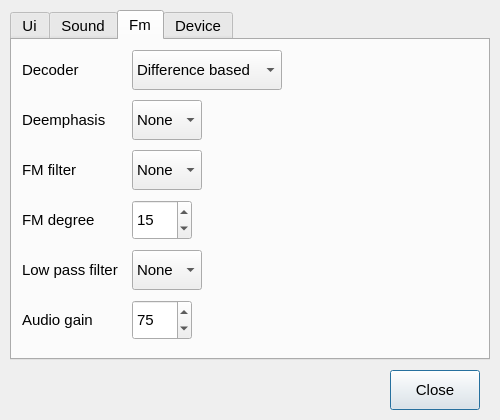
Before: the Qt Designer form settings.ui in marcogrecopriolo/guglielmo, drawn with Qt 5.
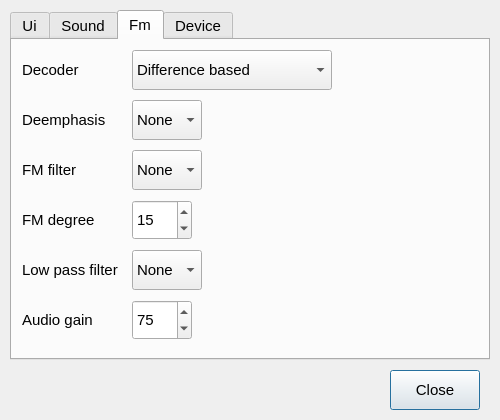
After: the same form once the commit is applied. The open tabs and pages were chosen to show the change.

Diff of the .ui file:
```diff
--- a/settings.ui
+++ b/settings.ui
@@ -223,7 +223,7 @@
       <rect>
        <x>120</x>
        <y>10</y>
-       <width>150</width>
+       <width>200</width>
        <height>40</height>
       </rect>
      </property>
```
